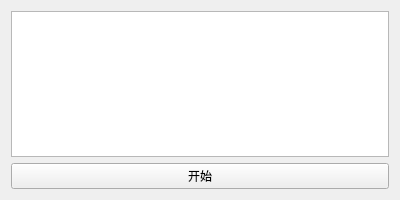
Asvel/SubtitleResyncHelper, file subtitle_resync_helper/gui.ui: the form before one commit.
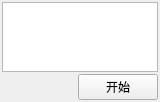
The form after the commit.

Commit message: 修改图形界面外观

What changed in the file:
```diff
--- a/subtitle_resync_helper/gui.ui
+++ b/subtitle_resync_helper/gui.ui
@@ -6,8 +6,8 @@
    <rect>
     <x>0</x>
     <y>0</y>
-    <width>400</width>
-    <height>200</height>
+    <width>160</width>
+    <height>102</height>
    </rect>
   </property>
   <property name="sizePolicy">
@@ -19,16 +19,21 @@
   <property name="windowTitle">
    <string>Form</string>
   </property>
-  <layout class="QGridLayout" name="gridLayout">
-   <item row="1" column="0">
-    <widget class="QPushButton" name="ct_switch">
-     <property name="text">
-      <string>开始</string>
-     </property>
-    </widget>
-   </item>
-   <item row="0" column="0">
+  <layout class="QVBoxLayout" name="verticalLayout">
+   <property name="spacing">
+    <number>2</number>
+   </property>
+   <property name="margin">
+    <number>2</number>
+   </property>
+   <item>
     <widget class="QTableWidget" name="ct_table">
+     <property name="styleSheet">
+      <string notr="true">font-family: monospace;</string>
+     </property>
+     <attribute name="horizontalHeaderVisible">
+      <bool>false</bool>
+     </attribute>
      <attribute name="verticalHeaderVisible">
       <bool>false</bool>
      </attribute>
@@ -37,6 +42,20 @@
      </attribute>
     </widget>
    </item>
+   <item>
+    <layout class="QHBoxLayout" name="horizontalLayout_3" stretch="1,0">
+     <item>
+      <widget class="QLabel" name="ct_info"/>
+     </item>
+     <item>
+      <widget class="QPushButton" name="ct_switch">
+       <property name="text">
+        <string>开始</string>
+       </property>
+      </widget>
+     </item>
+    </layout>
+   </item>
   </layout>
  </widget>
  <resources/>
```
Left out of the diff: 2 changed lines with no effect on the pictures. The commit also changes 2 other files.
